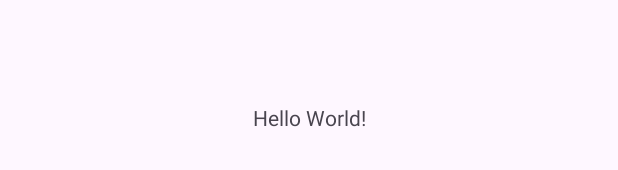
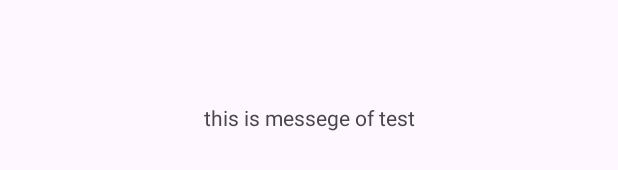
Before and after one commit to practica91/prueba2, an Android app: the layout activity_main.xml on its own in the app's theme, with its tools: preview values and no code run, on a phone screen of 412 x 824 dp. Shown: the part 501-671 px from the top of the screen. Run offline under Robolectric (Android 15) with nearby library versions, the phone set to English and light mode, and no system bars.

Commit message:
se agrego el mensaje en xml

```diff
--- a/app/src/main/res/layout/activity_main.xml
+++ b/app/src/main/res/layout/activity_main.xml
@@ -10,7 +10,7 @@
     <TextView
         android:layout_width="wrap_content"
         android:layout_height="wrap_content"
-        android:text="Hello World!"
+        android:text="this is messege of test"
         app:layout_constraintBottom_toBottomOf="parent"
         app:layout_constraintEnd_toEndOf="parent"
         app:layout_constraintStart_toStartOf="parent"
```
